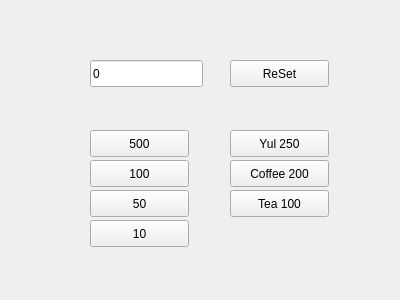
First picture: the form in widget.ui, repository argaon/vending_machine, before the edit.
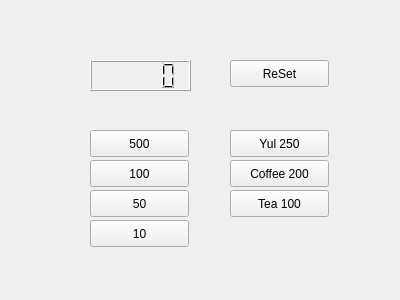
Second picture: the form after the edit.

Commit message: fix money var, bug, add enable button

The edit to the form file:
```diff
--- a/widget.ui
+++ b/widget.ui
@@ -13,19 +13,6 @@
   <property name="windowTitle">
    <string>Widget</string>
   </property>
-  <widget class="QLineEdit" name="leMoney">
-   <property name="geometry">
-    <rect>
-     <x>90</x>
-     <y>60</y>
-     <width>113</width>
-     <height>27</height>
-    </rect>
-   </property>
-   <property name="text">
-    <string>0</string>
-   </property>
-  </widget>
   <widget class="QPushButton" name="pbReset">
    <property name="geometry">
     <rect>
@@ -136,6 +123,16 @@
     <string>Yul 250</string>
    </property>
   </widget>
+  <widget class="QLCDNumber" name="lcdMoney">
+   <property name="geometry">
+    <rect>
+     <x>90</x>
+     <y>60</y>
+     <width>101</width>
+     <height>31</height>
+    </rect>
+   </property>
+  </widget>
  </widget>
  <layoutdefault spacing="6" margin="11"/>
  <resources/>
```
The commit also changes 2 other files.
